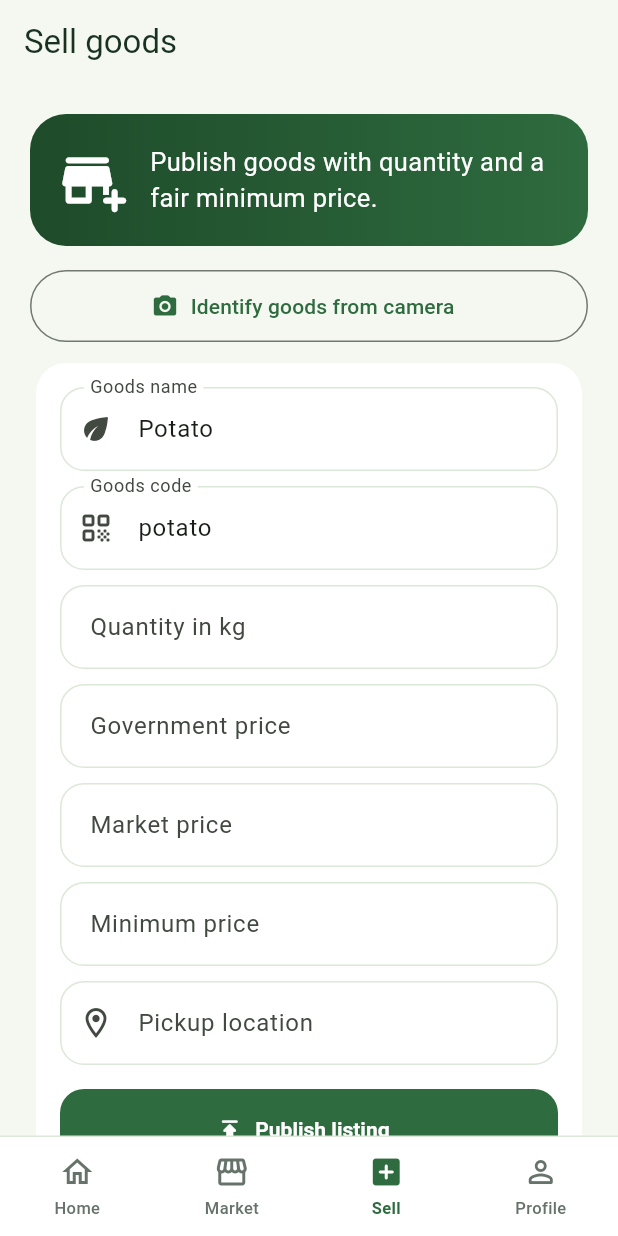
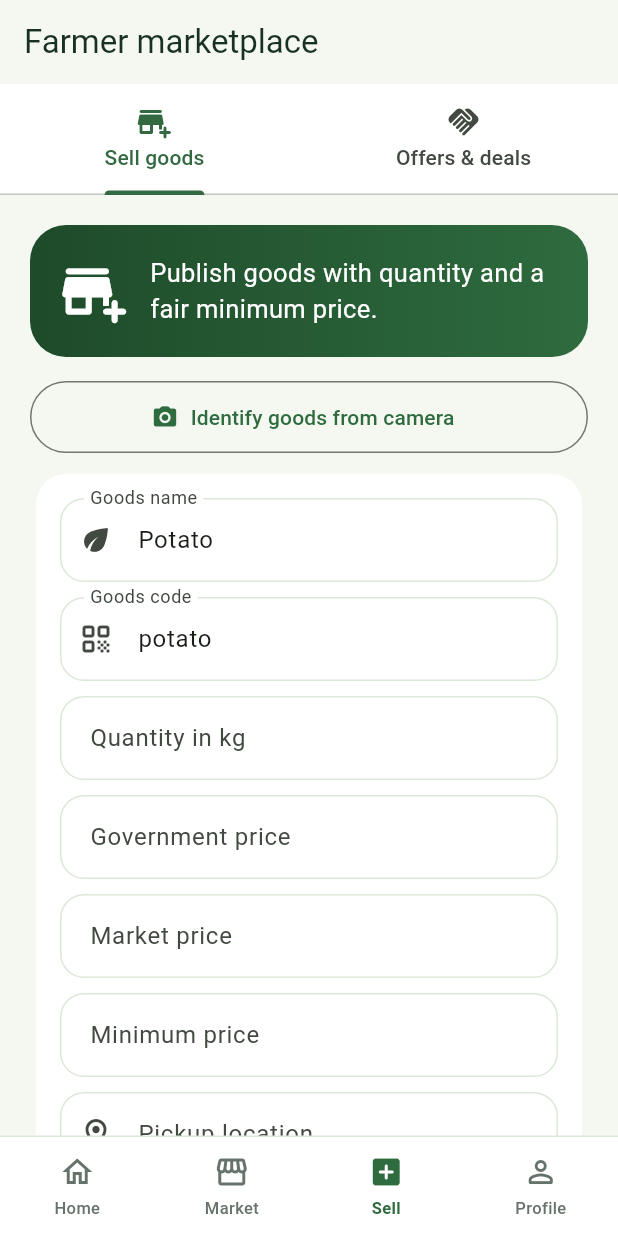
Before and after one commit to Rifatul-Islam-Munna/farmer-gov-asad-project, a Flutter app: the ListingFormPage screen opened by its route, on a phone screen of 412 x 824 dp. Run offline on Flutter 3.47's test engine with Material 3 defaults, Android fonts, the phone set to English and light mode, and no system bars; our stand-ins replace auto_route, cached_network_image, dio, flutter_dotenv, flutter_secure_storage, freezed_annotation and 6 more; missing offline and left inert: cached_query, cached_query_flutter, cached_storage, onesignal_flutter; accounts and stored records are empty; generated files the repository leaves out were written again; network calls fail; statements that could not run were skipped.

Commit message:
feat(flutter): connect farmer offers and deal confirmation

```diff
--- a/farmer/lib/features/marketplace/presentation/pages/listing_form_page.dart
+++ b/farmer/lib/features/marketplace/presentation/pages/listing_form_page.dart
@@ -7,7 +7,7 @@ import '../../../admin/presentation/admin_workspace.dart';
 import '../../../agent/presentation/agent_assist_panel.dart';
 import '../../../medicine_seller/presentation/seller_workspace.dart';
 import '../widgets/buyer_workspace.dart';
-import '../widgets/sell_goods_panel.dart';
+import '../widgets/farmer_workspace.dart';
 
 @RoutePage()
 class ListingFormPage extends StatelessWidget {
@@ -21,14 +21,14 @@ class ListingFormPage extends StatelessWidget {
       'agent' => 'Farmer assistance',
       'medicineSeller' => 'Shop inventory',
       'admin' => 'Administration',
-      _ => 'Sell goods',
+      _ => 'Farmer marketplace',
     };
     final body = switch (role) {
       'buyer' => const BuyerWorkspace(),
       'agent' => const AgentAssistPanel(),
       'medicineSeller' => const SellerWorkspace(),
       'admin' => const AdminWorkspace(),
-      _ => const SellGoodsPanel(),
+      _ => const FarmerWorkspace(),
     };
 
     return Scaffold(appBar: AppBar(title: Text(title)), body: body);
```
